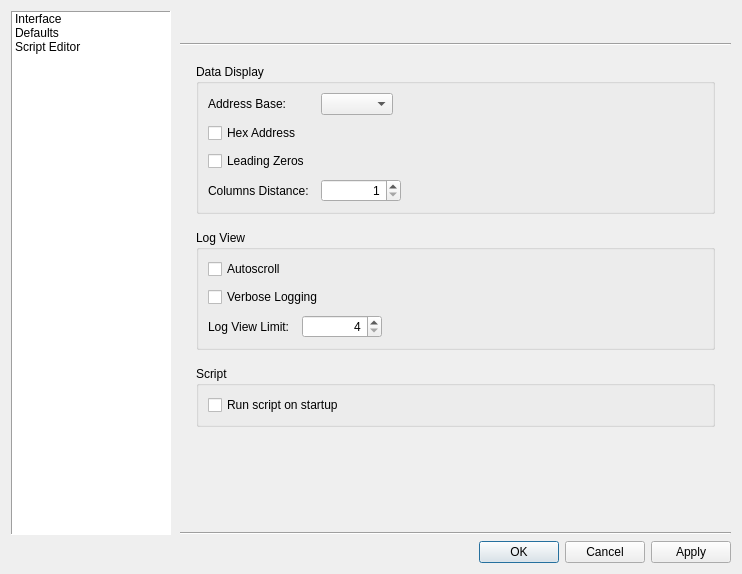
Before: the Qt Designer form src/dialogs/dialogpreferences.ui in sanny32/OpenModSim, drawn with Qt 5.
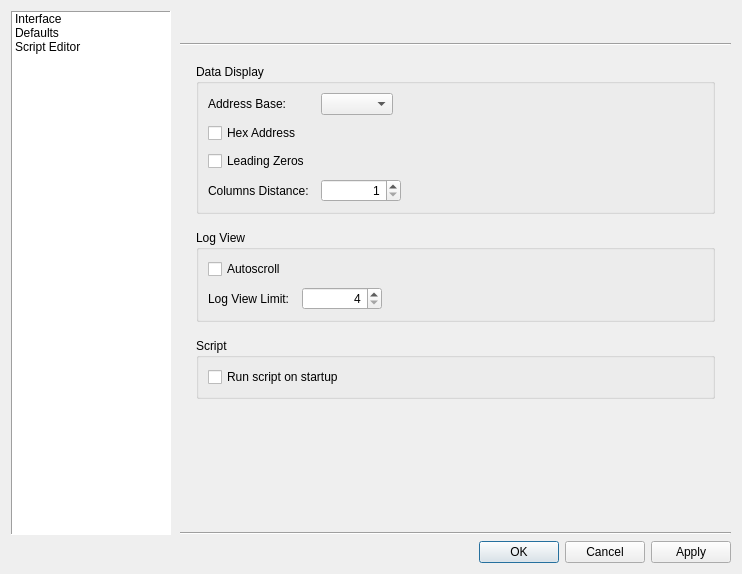
After: the same form once the commit is applied. Icons and pictures are not drawn. Custom widgets are drawn as their Qt base class.

```diff
--- a/src/dialogs/dialogpreferences.ui
+++ b/src/dialogs/dialogpreferences.ui
@@ -613,21 +613,14 @@
                   </property>
                  </widget>
                 </item>
-                <item row="1" column="0" colspan="2">
-                 <widget class="QCheckBox" name="checkBoxVerboseLogging">
-                  <property name="text">
-                   <string>Verbose Logging</string>
-                  </property>
-                 </widget>
-                </item>
-                <item row="2" column="0">
+                <item row="1" column="0">
                  <widget class="QLabel" name="labelLogLimit">
                   <property name="text">
                    <string>Log View Limit:</string>
                   </property>
                  </widget>
                 </item>
-                <item row="2" column="1">
+                <item row="1" column="1">
                  <widget class="QSpinBox" name="spinBoxLogLimit">
                   <property name="minimumSize">
                    <size>
```
